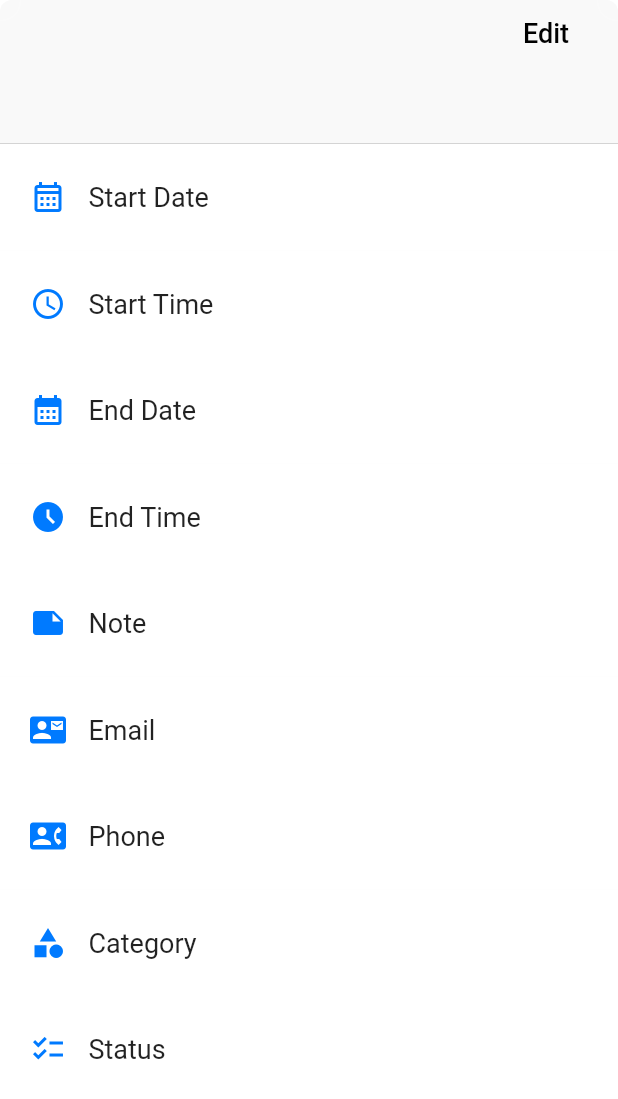
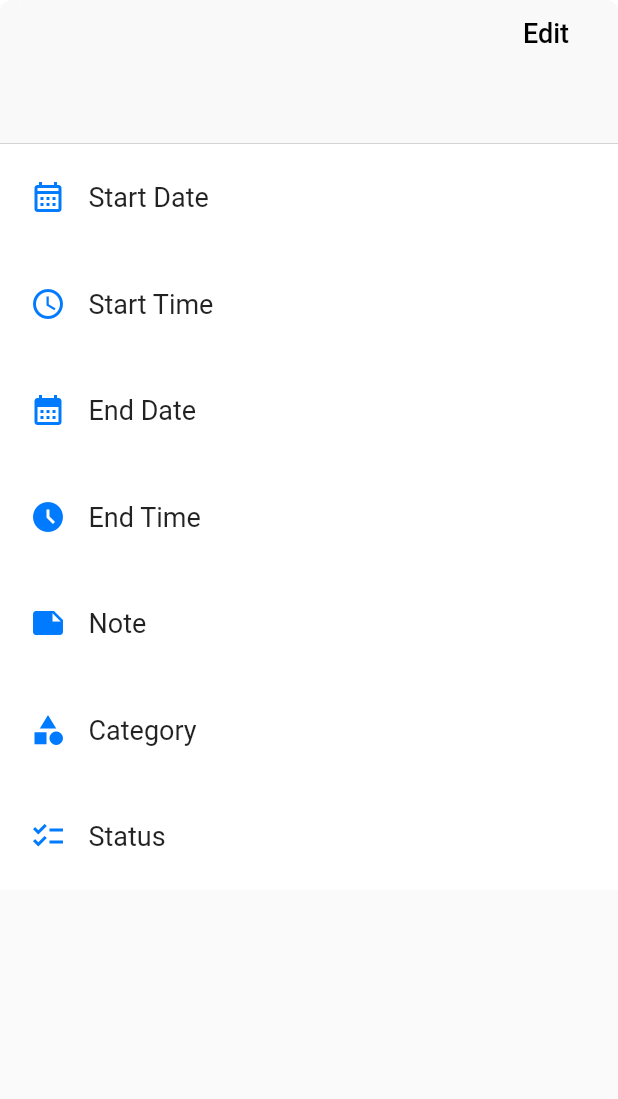
Before and after one commit to TuanHungVU1202/PeerReminder, a Flutter app: the ViewTaskPage screen opened directly with empty values, on a phone screen of 412 x 824 dp. Shown: the top 1099 px of the screen. Run offline on Flutter 3.47's test engine with Material 2 defaults, Android fonts, the phone set to English and light mode, and no system bars; our stand-ins replace basic_utils, contacts_service, flutter_slidable, permission_handler; missing offline and left inert: simple_autocomplete_formfield.

Commit message:
Remove contact field when view task for MyTasks

```diff
--- a/peer_reminder_flutter/lib/tasks/ViewTaskPage.dart
+++ b/peer_reminder_flutter/lib/tasks/ViewTaskPage.dart
@@ -15,11 +15,13 @@ class ViewTaskPage extends StatefulWidget {
   final Task task;
   final bool isPreview;
   final bool isEnableLeading;
+  final bool isEnableContact;
   const ViewTaskPage(
       {super.key,
       required this.task,
       required this.isEnableLeading,
-      required this.isPreview});
+      required this.isPreview,
+      required this.isEnableContact});
 
   @override
   State<ViewTaskPage> createState() {
@@ -46,7 +48,12 @@ class _ViewTaskState extends State<ViewTaskPage> {
 
     // Adding widgets
     widgetList.add(_createViewTaskSliverAppBar());
-    widgetList.add(Util.sliverToBoxAdapter(_createDataBody()));
+
+    if (widget.isEnableContact) {
+      widgetList.add(Util.sliverToBoxAdapter(_createDataBodyWithContact()));
+    } else {
+      widgetList.add(Util.sliverToBoxAdapter(_createDataBodyWithOutContact()));
+    }
 
     return CustomScrollView(
       slivers: widgetList,
@@ -68,7 +75,30 @@ class _ViewTaskState extends State<ViewTaskPage> {
     );
   }
 
-  Column _createDataBody() {
+  Column _createDataBodyWithOutContact() {
+    return Column(
+      mainAxisAlignment: MainAxisAlignment.spaceEvenly,
+      children: [
+        _createListTileForSingleItem(const Icon(Icons.calendar_month_outlined),
+            "Start Date", widget.task.startDate),
+        _createListTileForSingleItem(
+            const Icon(Icons.access_time), "Start Time", widget.task.startTime),
+        _createListTileForSingleItem(
+            const Icon(Icons.calendar_month), "End Date", widget.task.endDate),
+        _createListTileForSingleItem(const Icon(Icons.access_time_filled),
+            "End Time", widget.task.endTime),
+        _createListTileForSingleItem(
+            const Icon(Icons.note), "Note", widget.task.taskNote),
+        _createListTileForSingleItem(
+            const Icon(Icons.category), "Category", widget.task.taskCategory),
+        _createListTileForSingleItem(
+            const Icon(Icons.checklist), "Status", widget.task.taskStatus),
+        const SizedBox(height: 80),
+      ],
+    );
+  }
+
+  Column _createDataBodyWithContact() {
     return Column(
       mainAxisAlignment: MainAxisAlignment.spaceEvenly,
       children: [
```
Also changed, not shown: peer_reminder_flutter/lib/tasks/MyTaskPage.dart (+6 -1 lines), peer_reminder_flutter/lib/tasks/TaskTile.dart (+8 -4 lines), peer_reminder_flutter/lib/tasks/YourTaskPage.dart (+6 -1 lines).
